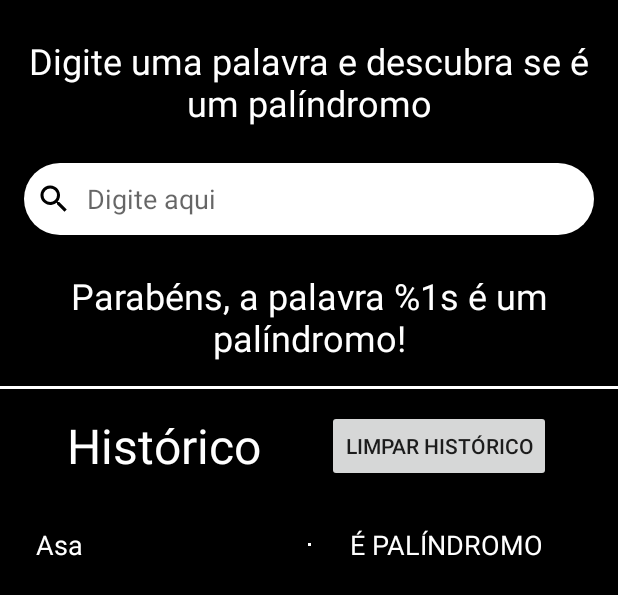
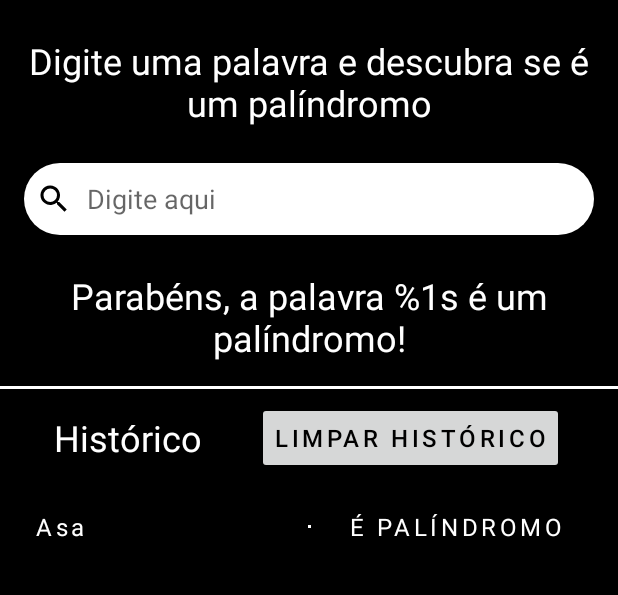
Before and after one commit to hppyft/palindromo, an Android app: the layout home_activity.xml on its own in the app's theme, with its tools: preview values and no code run, on a phone screen of 412 x 824 dp. Shown: the top 595 px of the screen. Run offline under Robolectric (Android 15) with nearby library versions, the phone set to English and light mode, and no system bars.

Commit message:
passa valores de estilo da string para arquivo de styles

```diff
--- a/app/src/main/res/layout/home_activity.xml
+++ b/app/src/main/res/layout/home_activity.xml
@@ -18,6 +18,7 @@
 
         <androidx.appcompat.widget.AppCompatTextView
             android:id="@+id/home_title"
+            style="@style/Big"
             android:layout_width="0dp"
             android:layout_height="wrap_content"
             android:layout_marginStart="16dp"
@@ -25,9 +26,6 @@
             android:layout_marginEnd="16dp"
             android:gravity="center_horizontal"
             android:text="@string/home_title"
-            android:textColor="@color/white"
-            android:textSize="24sp"
-            android:textStyle="normal"
             app:layout_constraintLeft_toLeftOf="parent"
             app:layout_constraintRight_toRightOf="parent"
             app:layout_constraintTop_toTopOf="parent" />
@@ -51,14 +49,13 @@
 
         <androidx.appcompat.widget.AppCompatTextView
             android:id="@+id/home_resposta"
+            style="@style/Big"
             android:layout_width="match_parent"
             android:layout_height="wrap_content"
             android:layout_marginStart="16dp"
             android:layout_marginTop="24dp"
             android:layout_marginEnd="16dp"
             android:gravity="center_horizontal"
-            android:textColor="@color/white"
-            android:textSize="24sp"
             android:visibility="gone"
             app:layout_constraintLeft_toLeftOf="parent"
             app:layout_constraintRight_toRightOf="parent"
@@ -86,8 +83,8 @@
 
         <androidx.constraintlayout.widget.Group
             android:id="@+id/word_list_group"
-            android:layout_width="match_parent"
-            android:layout_height="match_parent"
+            android:layout_width="wrap_content"
+            android:layout_height="wrap_content"
             android:visibility="gone"
             app:constraint_referenced_ids="divider,home_list_label,words_list,home_clear_button"
             tools:visibility="visible" />
@@ -102,22 +99,23 @@
 
         <androidx.appcompat.widget.AppCompatTextView
             android:id="@+id/home_list_label"
+            style="@style/Big"
             android:layout_width="wrap_content"
             android:layout_height="wrap_content"
             android:layout_marginTop="16dp"
             android:text="@string/words_list_label"
-            android:textColor="@color/white"
-            android:textSize="32sp"
             app:layout_constraintLeft_toLeftOf="parent"
             app:layout_constraintRight_toLeftOf="@id/home_clear_button"
             app:layout_constraintTop_toBottomOf="@id/divider" />
 
         <androidx.appcompat.widget.AppCompatButton
             android:id="@+id/home_clear_button"
+            style="@style/Default"
             android:layout_width="wrap_content"
             android:layout_height="wrap_content"
             android:onClick="@{() -> clearHistoricoListener.onClearHistoricoClicked()}"
             android:text="@string/clear_list_label"
+            android:textColor="@color/black"
             app:layout_constraintBottom_toBottomOf="@id/home_list_label"
             app:layout_constraintLeft_toRightOf="@id/home_list_label"
             app:layout_constraintRight_toRightOf="parent"
--- a/app/src/main/res/layout/word_item.xml
+++ b/app/src/main/res/layout/word_item.xml
@@ -34,12 +34,11 @@
 
         <androidx.appcompat.widget.AppCompatTextView
             android:id="@+id/item_word"
+            style="@style/Default"
             android:layout_width="0dp"
             android:layout_height="wrap_content"
             android:padding="8dp"
             android:text="@{word.text}"
-            android:textColor="@color/white"
-            android:textSize="18sp"
             app:layout_constraintBottom_toBottomOf="parent"
             app:layout_constraintLeft_toLeftOf="parent"
             app:layout_constraintRight_toRightOf="@id/item_guideline_one"
@@ -58,11 +57,10 @@
 
         <androidx.appcompat.widget.AppCompatTextView
             android:id="@+id/item_answer"
+            style="@style/Default"
             android:layout_width="0dp"
             android:layout_height="wrap_content"
             android:padding="8dp"
-            android:textColor="@color/white"
-            android:textSize="18sp"
             app:layout_constraintBottom_toBottomOf="parent"
             app:layout_constraintLeft_toRightOf="@id/item_guideline_two"
             app:layout_constraintRight_toRightOf="parent"
--- a/app/src/main/res/values/styles.xml
+++ b/app/src/main/res/values/styles.xml
@@ -8,4 +8,18 @@
         <item name="colorAccent">@color/colorAccent</item>
     </style>
 
+    <style name="Big">
+        <item name="android:textSize">24sp</item>
+        <item name="android:letterSpacing">0</item>
+        <item name="android:textStyle">normal</item>
+        <item name="android:textColor">@color/white</item>
+    </style>
+
+    <style name="Default">
+        <item name="android:textSize">16sp</item>
+        <item name="android:letterSpacing">0.15</item>
+        <item name="android:textStyle">normal</item>
+        <item name="android:textColor">@color/white</item>
+    </style>
+
 </resources>
```
